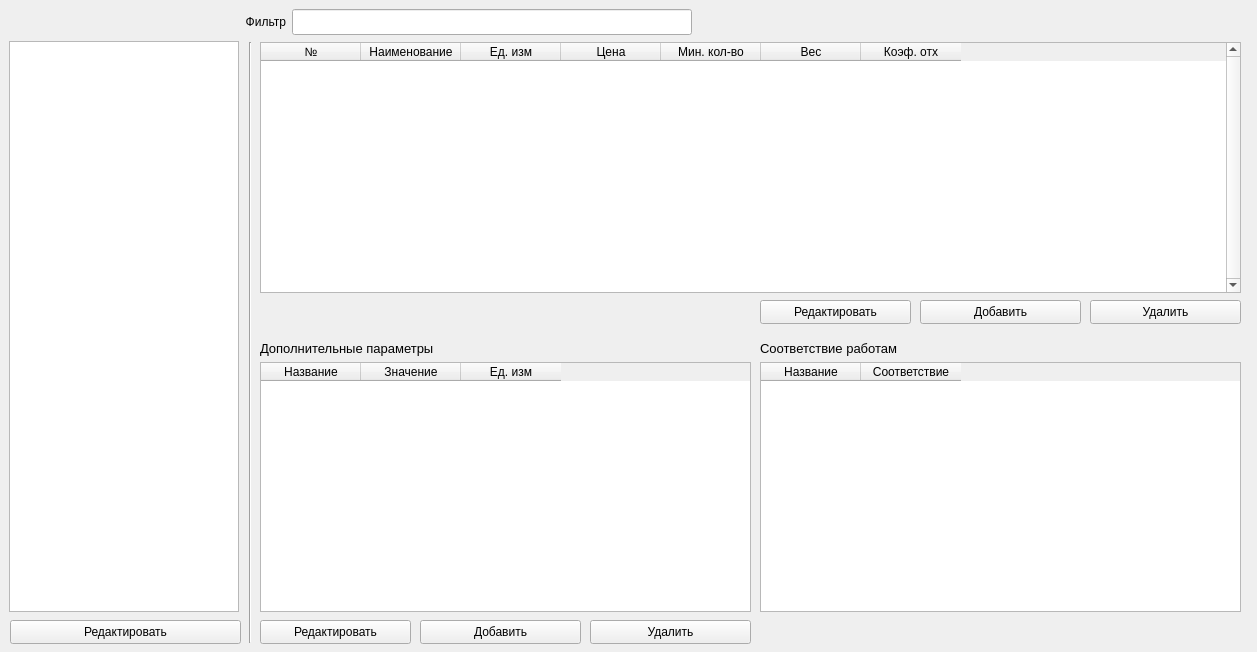
The window that sources/gui/materialswindow.ui (Keqy/Matterhorn-materials) describes before a commit, drawn with Qt 5.
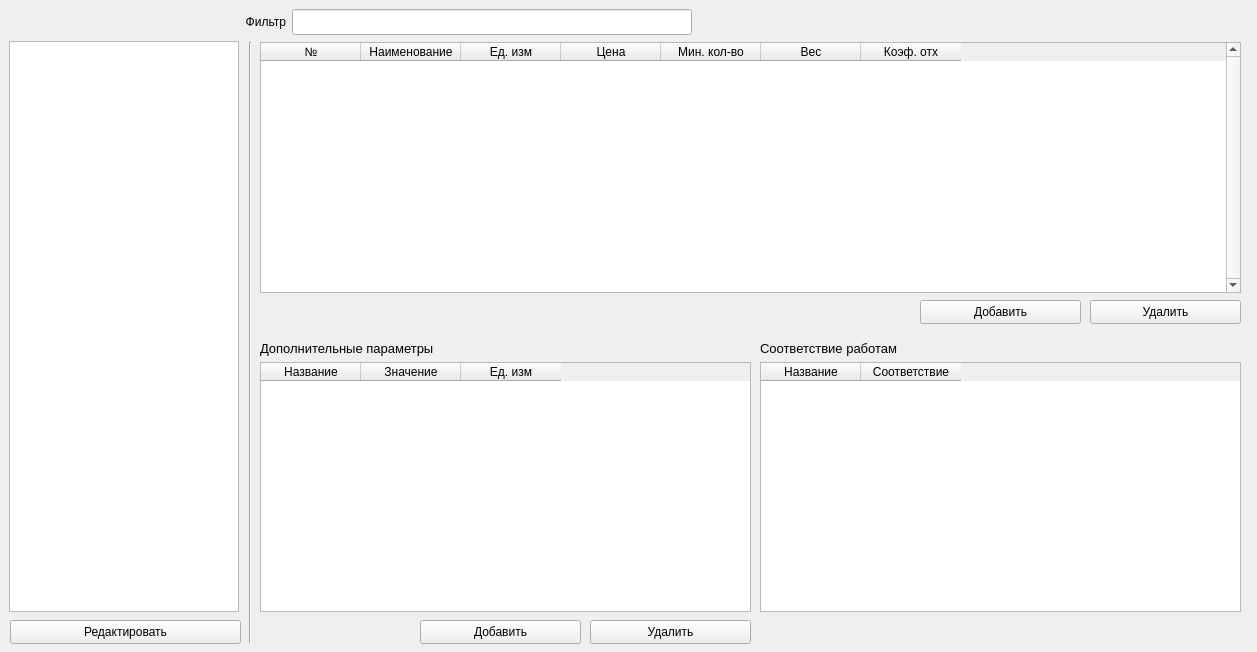
The same window after the commit. Icons and pictures are not drawn.

What changed in the file:
```diff
--- a/sources/gui/materialswindow.ui
+++ b/sources/gui/materialswindow.ui
@@ -125,32 +125,6 @@
     <enum>Qt::Orientation::Vertical</enum>
    </property>
   </widget>
-  <widget class="QPushButton" name="pushButton_3">
-   <property name="geometry">
-    <rect>
-     <x>260</x>
-     <y>620</y>
-     <width>151</width>
-     <height>24</height>
-    </rect>
-   </property>
-   <property name="text">
-    <string>Редактировать</string>
-   </property>
-  </widget>
-  <widget class="QPushButton" name="addButton_2">
-   <property name="geometry">
-    <rect>
-     <x>760</x>
-     <y>300</y>
-     <width>151</width>
-     <height>24</height>
-    </rect>
-   </property>
-   <property name="text">
-    <string>Редактировать</string>
-   </property>
-  </widget>
   <widget class="QWidget" name="layoutWidget">
    <property name="geometry">
     <rect>
```
Left out of the diff: 12 changed lines with no effect on the pictures.
